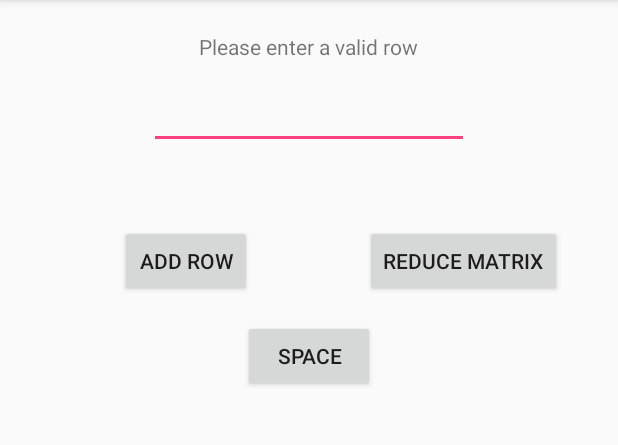
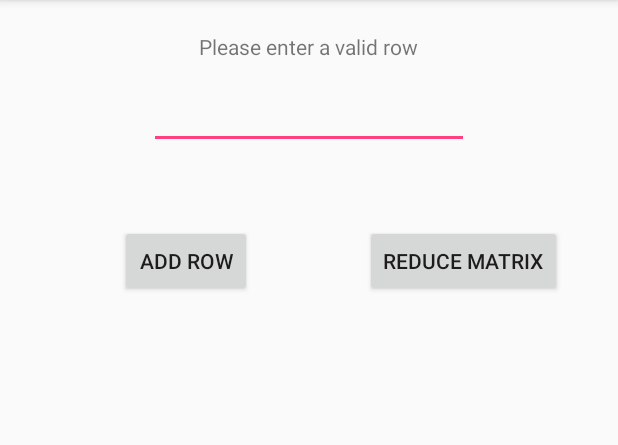
Before and after one commit to ahmedhhw/Matrixify, an Android app: the screen it shows after launch (MatrixActivity), on a phone screen of 412 x 824 dp, the part 84-529 px from its top. Run offline under Robolectric (Android 15) with nearby library versions, the phone set to English and light mode, and no system bars.

Commit message:
GUI implemented, working prototype.
Needs improvements to user usability

```diff
--- a/app/src/main/java/com/doublea/matrixify/MatrixActivity.java
+++ b/app/src/main/java/com/doublea/matrixify/MatrixActivity.java
@@ -15,7 +15,6 @@ public class MatrixActivity extends AppCompatActivity {
     private MatrixOperations matrix;
     private Button addRow;
     private Button reduce;
-    private Button space;
     private EditText input;
     private TextView communicate;
     private TextView output;
@@ -32,7 +31,6 @@ public class MatrixActivity extends AppCompatActivity {
         //Initiating widgets
         addRow = findViewById(R.id.btnRow);
         reduce = findViewById(R.id.btnReduce);
-        space = findViewById(R.id.btnSpace);
         input = findViewById(R.id.txtIn);
         communicate = findViewById(R.id.txtCommWithUser);
         output = findViewById(R.id.txtOutPut);
@@ -41,11 +39,6 @@ public class MatrixActivity extends AppCompatActivity {
         //Doing the Commands
         addRow.setOnClickListener(e -> addNewRow());
         reduce.setOnClickListener(e -> reduce());
-        space.setOnClickListener(e -> addSpace());
-    }
-
-    private void addSpace() {
-        input.setText(input.getText() + " ");
     }
 
     private void addNewRow() {
--- a/app/src/main/res/layout/activity_matrix.xml
+++ b/app/src/main/res/layout/activity_matrix.xml
@@ -42,15 +42,6 @@
         android:layout_marginTop="21dp"
         android:text="" />
 
-    <Button
-        android:id="@+id/btnSpace"
-        android:layout_width="wrap_content"
-        android:layout_height="wrap_content"
-        android:layout_alignParentTop="true"
-        android:layout_centerHorizontal="true"
-        android:layout_marginTop="213dp"
-        android:text="space" />
-
     <EditText
         android:id="@+id/txtIn"
         android:layout_width="wrap_content"
@@ -59,6 +50,6 @@
         android:layout_centerHorizontal="true"
         android:layout_marginTop="54dp"
         android:ems="10"
-        android:inputType="number" />
+        android:inputType="textNoSuggestions" />
 
 </RelativeLayout>
```
Also changed, not shown: 1 other file.
